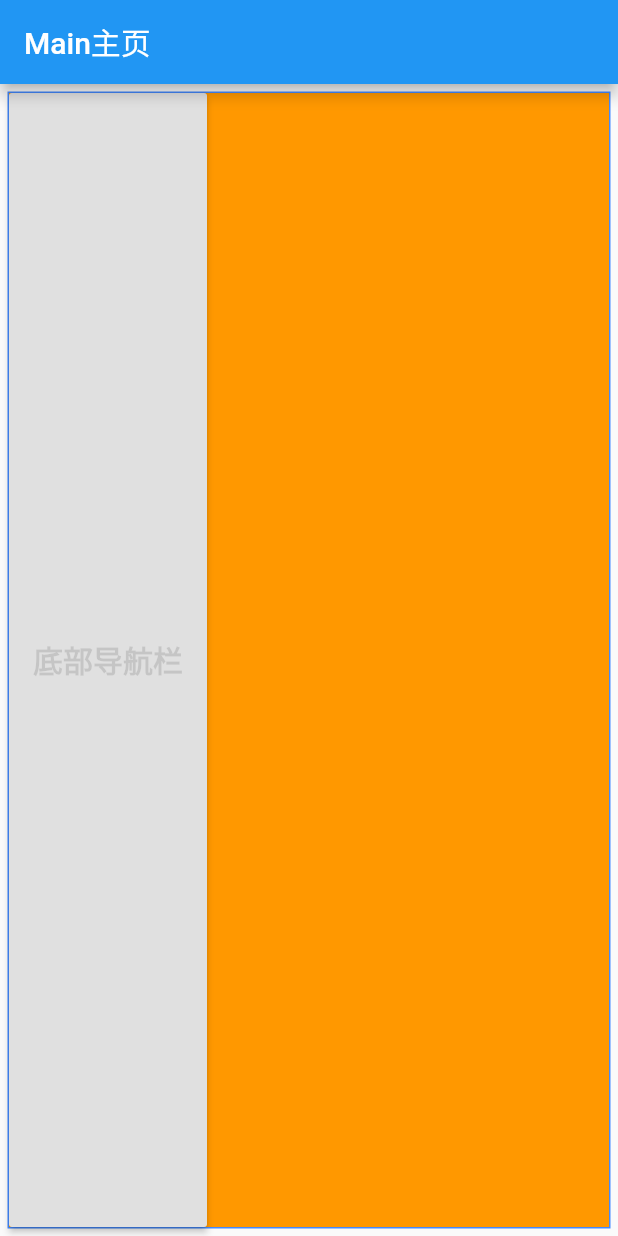
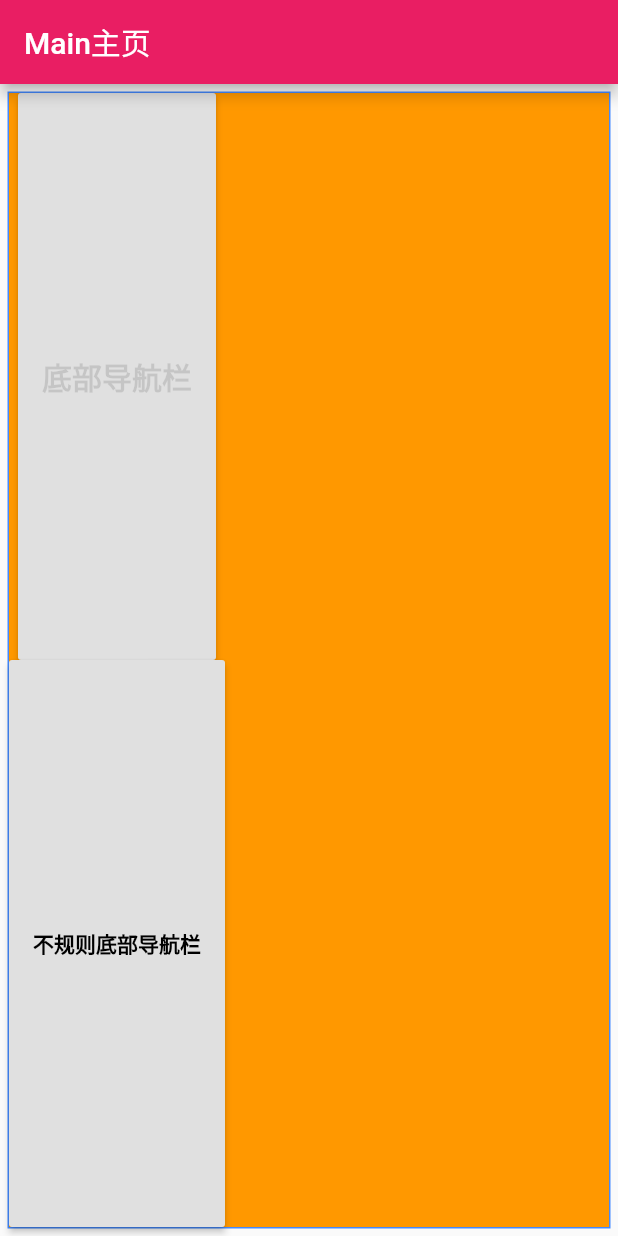
Before and after one commit to ZHughZhang/flutter_demo, a Flutter app: the screen it shows after launch, on a phone screen of 412 x 824 dp. Run offline on Flutter 3.47's test engine with Material 2 defaults, Android fonts, the phone set to English and light mode, and no system bars.

Commit message:
BottomNavgation(不规则) 底部导航栏

```diff
--- a/flutter_demo/lib/main.dart
+++ b/flutter_demo/lib/main.dart
@@ -1,5 +1,6 @@
 import 'package:flutter/material.dart';
 import 'nav/BottomNavWidget.dart';
+import 'nav/BottomNavWidget_Custom.dart';
 
 void main() => runApp(MyApp());
 
@@ -8,7 +9,9 @@ class MyApp extends StatelessWidget {
   Widget build(BuildContext context) {
     return MaterialApp(
       title: '开始页面',
-      theme: ThemeData.light(),
+      theme: ThemeData(
+        primaryColor: Colors.pink
+      ),//自定义主题
       home: _Mainpage(),
     );
   }
@@ -57,21 +60,20 @@ class _Mainpage extends StatelessWidget {
                   },
                 ) ,
               ),
-              /*Expanded(
+              Expanded(
                   child:RaisedButton(
-                    child: Text('底部导航栏',
+                    child: Text('不规则底部导航栏',
                       style: TextStyle(
-                          color: Colors.black12,
-                          fontSize: 15.0,
+                          color: Colors.black,
                           fontWeight: FontWeight.bold
                       ),
                     ),
                     onPressed: (){
-                          (context) => BottomNavWidget();
+                      Navigator.of(context).push(MaterialPageRoute(builder: (context) => bottom_navgation_custom()));
                     },
                   ) ,
                 ),
-                Expanded(
+             /*   Expanded(
                   child:RaisedButton(
                     child: Text('底部导航栏',
                       style: TextStyle(
```
Also changed, not shown: flutter_demo/lib/nav/BottomNavWidget_Custom.dart (added, +65 -0 lines), flutter_demo/lib/nav/page/each_view.dart (added, +24 -0 lines).
